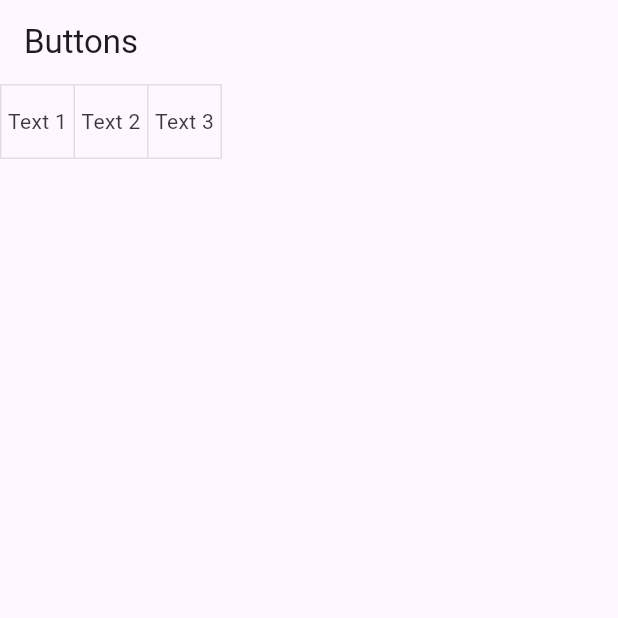
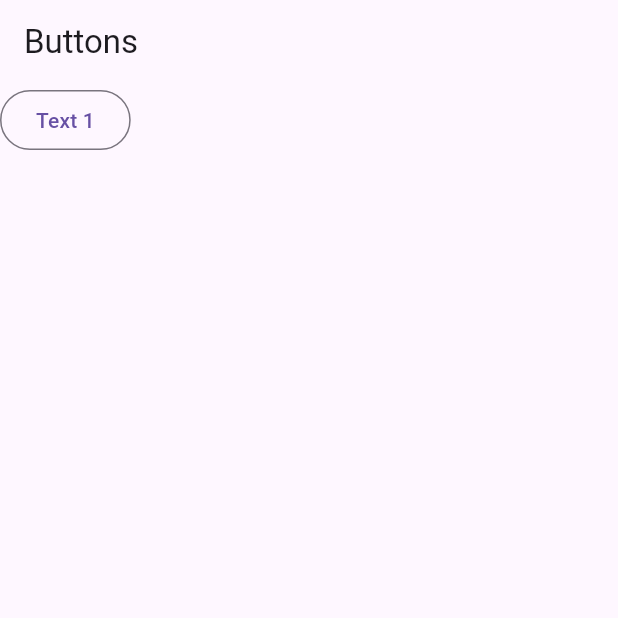
Before and after one commit to muhammad-fahad-hussain/Flutter, a Flutter app: the screen it shows after launch, on a phone screen of 412 x 824 dp, the top half of it. Run offline on Flutter 3.47's test engine with Material 3 defaults, Android fonts, the light colour scheme and no system bars.

Commit message:
Update main.dart

```diff
--- a/Class work/Widgets/buttons/lib/main.dart
+++ b/Class work/Widgets/buttons/lib/main.dart
@@ -29,15 +29,21 @@ class myButtons extends StatelessWidget {
           //       print("Long Pressed......");
           //     })
           //
-          body: ToggleButtons(
-            children: [
-              Text("Text 1"),
-              Text("Text 2"),
-              Text("Text 3"),
-            ],
-            isSelected: [false, false, false],
-            onPressed: (index) => {
-              print("Index"),
+          // body: ToggleButtons(
+          //   children: [
+          //     Text("Text 1"),
+          //     Text("Text 2"),
+          //     Text("Text 3"),
+          //   ],
+          //   isSelected: [false, false, false],
+          //   onPressed: (index) => {
+          //     print("Index $index"),
+          //   },
+          // )
+          body: OutlinedButton(
+            child: Text("Text 1"),
+            onPressed: () => {
+              print("Index "),
             },
           )),
     );
```
